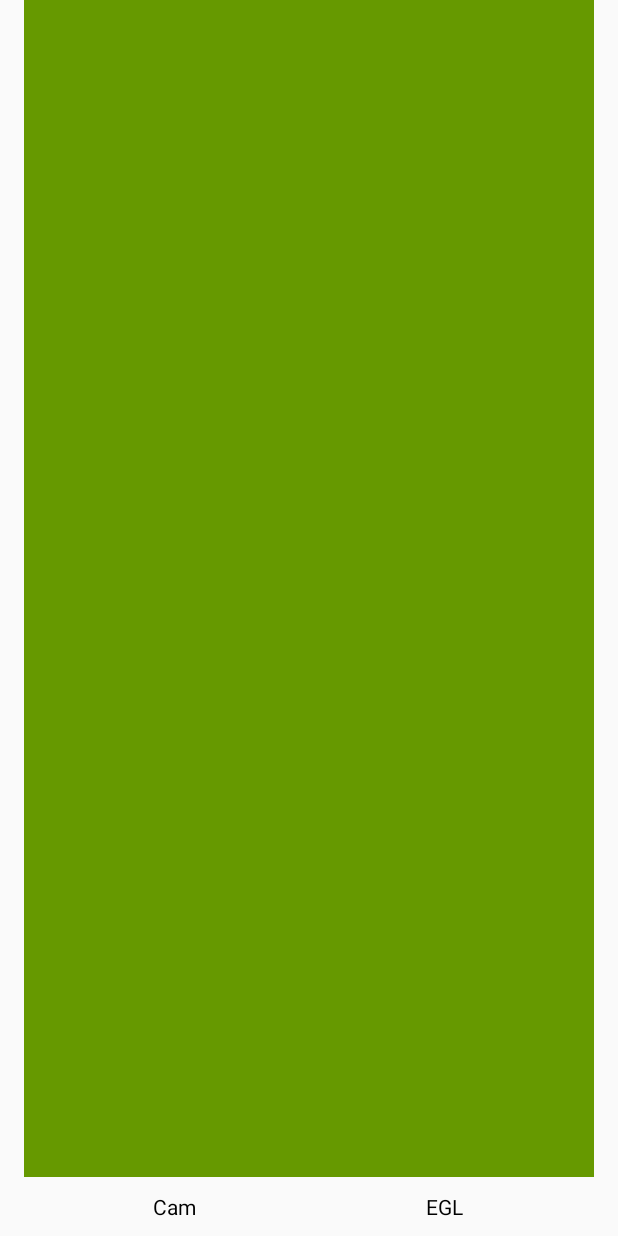
After one commit to zhuqingquan/testAndroidCamera, an Android app: the fragment EGLFragment placed in its activity, on a phone screen of 412 x 824 dp. The commit adds this screen. Run offline under Robolectric (Android 15) with nearby library versions, the phone set to English and light mode, and no system bars; 1 statement that could not run was skipped.

Commit message:
将摄像头预览的View放入Fragment并支持tab切换cam与egl的UI

```diff
--- a/CameraDemo/src/main/AndroidManifest.xml
+++ b/CameraDemo/src/main/AndroidManifest.xml
@@ -17,7 +17,6 @@
         android:label="@string/app_name"
         android:roundIcon="@mipmap/ic_launcher_round"
         android:supportsRtl="true"
-        android:debuggable="true"
         android:theme="@style/AppTheme" >
         <activity
             android:name=".MainActivity"
--- /dev/null
+++ b/CameraDemo/src/main/java/com/example/myapplication/CameraFragment.java
@@ -0,0 +1,21 @@
+package com.example.myapplication;
+
+import android.os.Bundle;
+import android.view.LayoutInflater;
+import android.view.View;
+import android.view.ViewGroup;
+
+import androidx.annotation.NonNull;
+import androidx.annotation.Nullable;
+import androidx.fragment.app.Fragment;
+
+import com.example.myapplication.R;
+
+public class CameraFragment extends Fragment {
+    @Override
+    public View onCreateView(@NonNull LayoutInflater inflater, @Nullable ViewGroup container,
+                             @Nullable Bundle savedInstanceState) {
+        View view = inflater.inflate(R.layout.content_main, container, false);
+        return view;
+    }
+}
--- /dev/null
+++ b/CameraDemo/src/main/java/com/example/myapplication/EGLFragment.java
@@ -0,0 +1,19 @@
+package com.example.myapplication;
+
+import android.os.Bundle;
+import android.view.LayoutInflater;
+import android.view.View;
+import android.view.ViewGroup;
+
+import androidx.annotation.NonNull;
+import androidx.annotation.Nullable;
+import androidx.fragment.app.Fragment;
+
+public class EGLFragment extends Fragment {
+    @Override
+    public View onCreateView(@NonNull LayoutInflater inflater, @Nullable ViewGroup container,
+                             @Nullable Bundle savedInstanceState) {
+        View view = inflater.inflate(R.layout.content_egl, container, false);
+        return view;
+    }
+}
--- a/CameraDemo/src/main/java/com/example/myapplication/MainActivity.java
+++ b/CameraDemo/src/main/java/com/example/myapplication/MainActivity.java
@@ -5,18 +5,14 @@ import androidx.core.content.ContextCompat;
 import androidx.core.app.ActivityCompat;
 
 import android.app.Activity;
-import android.content.Context;
 import android.content.pm.PackageManager;
 import android.content.res.Configuration;
 import android.graphics.ImageFormat;
 import android.hardware.Camera;
 import android.os.Bundle;
-import com.google.android.material.floatingactionbutton.FloatingActionButton;
-import com.google.android.material.snackbar.Snackbar;
+
 import androidx.appcompat.app.AppCompatActivity;
-import androidx.appcompat.widget.Toolbar;
 
-import android.util.DisplayMetrics;
 import android.util.Log;
 import android.view.Display;
 import android.view.Surface;
@@ -25,25 +21,30 @@ import android.view.SurfaceView;
 import android.view.View;
 import android.view.Menu;
 import android.view.MenuItem;
+import android.widget.FrameLayout;
+import android.widget.RadioButton;
 
-public class MainActivity extends AppCompatActivity {
+public class MainActivity extends AppCompatActivity implements View.OnClickListener{
 
+    FrameLayout mContainer = null;
+    EGLFragment meglFragment = null;
+    CameraFragment mCamFragment = null;
     @Override
     protected void onCreate(Bundle savedInstanceState) {
         super.onCreate(savedInstanceState);
 
         setContentView(R.layout.activity_main);
-        Toolbar toolbar = findViewById(R.id.toolbar);
-        setSupportActionBar(toolbar);
 
-       FloatingActionButton fab = findViewById(R.id.fab);
-        fab.setOnClickListener(new View.OnClickListener() {
-            @Override
-            public void onClick(View view) {
-                Snackbar.make(view, "Replace with your own action", Snackbar.LENGTH_LONG)
-                        .setAction("Action", null).show();
-            }
-        });
+        FrameLayout fb_container = findViewById(R.id.fl_container);
+        mContainer = fb_container;
+        meglFragment = new EGLFragment();
+        mCamFragment = new CameraFragment();
+        RadioButton rb_cam = findViewById(R.id.rb_camera);
+        rb_cam.setOnClickListener(this);
+        RadioButton rb_egl = findViewById(R.id.rb_egl);
+        rb_egl.setOnClickListener(this);
+
+        getSupportFragmentManager().beginTransaction().add(R.id.fl_container, mCamFragment, "FragmentCam").commit();
 
         int cameraCount = CameraUtils.GetCameraCount();
 
@@ -64,6 +65,29 @@ public class MainActivity extends AppCompatActivity {
 
         createPreviewSurfaceView();
         //openCamera();
+    }
+
+    @Override
+    public void onClick(View var1)
+    {
+        if(var1.getId()==R.id.rb_camera)
+        {
+            if(!mCamFragment.isAdded())
+                getSupportFragmentManager().beginTransaction().add(R.id.fl_container, mCamFragment, "FragmentCam").commit();
+            else {
+                getSupportFragmentManager().beginTransaction().hide(meglFragment).commit();
+                getSupportFragmentManager().beginTransaction().show(mCamFragment).commit();
+            }
+        }
+        else if(var1.getId()==R.id.rb_egl)
+        {
+            if(!meglFragment.isAdded())
+                getSupportFragmentManager().beginTransaction().add(R.id.fl_container, meglFragment, "FragmentEGL").commit();
+            else {
+                getSupportFragmentManager().beginTransaction().hide(mCamFragment).commit();
+                getSupportFragmentManager().beginTransaction().show(meglFragment).commit();
+            }
+        }
     }
 
     @Override
--- a/CameraDemo/src/main/res/layout/activity_main.xml
+++ b/CameraDemo/src/main/res/layout/activity_main.xml
@@ -1,34 +1,71 @@
 <?xml version="1.0" encoding="utf-8"?>
-<androidx.coordinatorlayout.widget.CoordinatorLayout
-    xmlns:android="http://schemas.android.com/apk/res/android"
-    xmlns:app="http://schemas.android.com/apk/res-auto"
-    xmlns:tools="http://schemas.android.com/tools"
-    android:layout_width="match_parent"
-    android:layout_height="match_parent"
-    tools:context=".MainActivity">
+<!--<androidx.coordinatorlayout.widget.CoordinatorLayout-->
+<!--    xmlns:android="http://schemas.android.com/apk/res/android"-->
+<!--    xmlns:app="http://schemas.android.com/apk/res-auto"-->
+<!--    xmlns:tools="http://schemas.android.com/tools"-->
+<!--    android:layout_width="match_parent"-->
+<!--    android:layout_height="match_parent"-->
+<!--    tools:context=".MainActivity">-->
+    <LinearLayout xmlns:android="http://schemas.android.com/apk/res/android"
+        android:layout_width="match_parent"
+        android:layout_height="match_parent"
+        android:paddingLeft="16dp"
+        android:paddingRight="16dp"
+        android:orientation="vertical" >
 
-    <com.google.android.material.appbar.AppBarLayout
+<!--    <com.google.android.material.appbar.AppBarLayout-->
+<!--        android:layout_height="wrap_content"-->
+<!--        android:layout_width="match_parent"-->
+<!--        android:theme="@style/AppTheme.AppBarOverlay">-->
+
+<!--        <androidx.appcompat.widget.Toolbar-->
+<!--            android:id="@+id/toolbar"-->
+<!--            android:layout_width="match_parent"-->
+<!--            android:layout_height="?attr/actionBarSize"-->
+<!--            android:background="?attr/colorPrimary"-->
+<!--            app:popupTheme="@style/AppTheme.PopupOverlay" />-->
+
+<!--    </com.google.android.material.appbar.AppBarLayout>-->
+
+<!--    <include layout="@layout/content_main"/>-->
+
+    <FrameLayout
+        android:layout_width="match_parent"
+        android:layout_height="50dp"
+        android:layout_weight="1"
+        android:background="@android:color/holo_red_light"
+        android:id="@+id/fl_container"/>
+
+    <RadioGroup
+        android:layout_width="match_parent"
         android:layout_height="wrap_content"
-        android:layout_width="match_parent"
-        android:theme="@style/AppTheme.AppBarOverlay">
+        android:orientation="horizontal"
+        android:padding="10dp">
 
-        <androidx.appcompat.widget.Toolbar
-            android:id="@+id/toolbar"
-            android:layout_width="match_parent"
-            android:layout_height="?attr/actionBarSize"
-            android:background="?attr/colorPrimary"
-            app:popupTheme="@style/AppTheme.PopupOverlay" />
+        <RadioButton
+            android:id="@+id/rb_camera"
+            android:layout_width="0dp"
+            android:layout_height="wrap_content"
+            android:layout_weight="1"
+            android:button="@null"
+            android:gravity="center"
+            android:text="Cam" />
 
-    </com.google.android.material.appbar.AppBarLayout>
-
-    <include layout="@layout/content_main"/>
-
-    <com.google.android.material.floatingactionbutton.FloatingActionButton
-        android:id="@+id/fab"
-        android:layout_width="wrap_content"
-        android:layout_height="wrap_content"
-        android:layout_gravity="bottom|end"
-        android:layout_margin="@dimen/fab_margin"
-        app:srcCompat="@android:drawable/ic_dialog_email" />
-
-</androidx.coordinatorlayout.widget.CoordinatorLayout>
+        <RadioButton
+            android:id="@+id/rb_egl"
+            android:layout_width="0dp"
+            android:layout_height="wrap_content"
+            android:layout_weight="1"
+            android:button="@null"
+            android:gravity="center"
+            android:text="EGL" />
+    </RadioGroup>
+<!--    <com.google.android.material.floatingactionbutton.FloatingActionButton-->
+<!--        android:id="@+id/fab"-->
+<!--        android:layout_width="wrap_content"-->
+<!--        android:layout_height="wrap_content"-->
+<!--        android:layout_gravity="bottom|end"-->
+<!--        android:layout_margin="@dimen/fab_margin"-->
+<!--        app:srcCompat="@android:drawable/ic_dialog_email" />-->
+</LinearLayout>
+<!--</androidx.coordinatorlayout.widget.CoordinatorLayout>-->
--- /dev/null
+++ b/CameraDemo/src/main/res/layout/content_egl.xml
@@ -0,0 +1,11 @@
+<?xml version="1.0" encoding="utf-8"?>
+
+<LinearLayout xmlns:android="http://schemas.android.com/apk/res/android"
+    xmlns:app="http://schemas.android.com/apk/res-auto"
+    xmlns:tools="http://schemas.android.com/tools"
+    android:layout_width="match_parent"
+    android:layout_height="match_parent"
+    android:background="@android:color/holo_green_dark"
+    android:orientation="vertical">
+
+</LinearLayout>
--- a/CameraDemo/src/main/res/values/colors.xml
+++ b/CameraDemo/src/main/res/values/colors.xml
@@ -3,4 +3,8 @@
     <color name="colorPrimary">#008577</color>
     <color name="colorPrimaryDark">#00574B</color>
     <color name="colorAccent">#D81B60</color>
+    <color name="light_blue_400">#FF29B6F6</color>
+    <color name="light_blue_600">#FF039BE5</color>
+    <color name="gray_400">#FFBDBDBD</color>
+    <color name="gray_600">#FF757575</color>
 </resources>
--- a/CameraDemo/src/main/res/values/styles.xml
+++ b/CameraDemo/src/main/res/values/styles.xml
@@ -7,11 +7,14 @@
         <item name="colorPrimaryDark">@color/colorPrimaryDark</item>
         <item name="colorAccent">@color/colorAccent</item>
     </style>
+
     <style name="AppTheme.NoActionBar">
         <item name="windowActionBar">false</item>
         <item name="windowNoTitle">true</item>
     </style>
+
     <style name="AppTheme.AppBarOverlay" parent="ThemeOverlay.AppCompat.Dark.ActionBar" />
+
     <style name="AppTheme.PopupOverlay" parent="ThemeOverlay.AppCompat.Light" />
 
 </resources>
```
